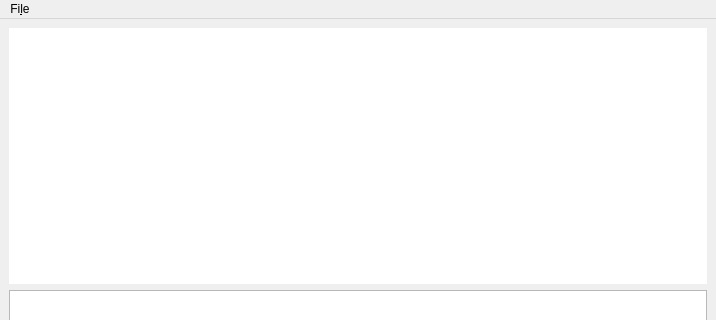
Before: the Qt Designer form ui/mainwindow.ui in orestesmas/pycirkuit, drawn with Qt 5; both pictures show x 0 to 716 and y 0 to 320 of the 716 by 604 pixel window.
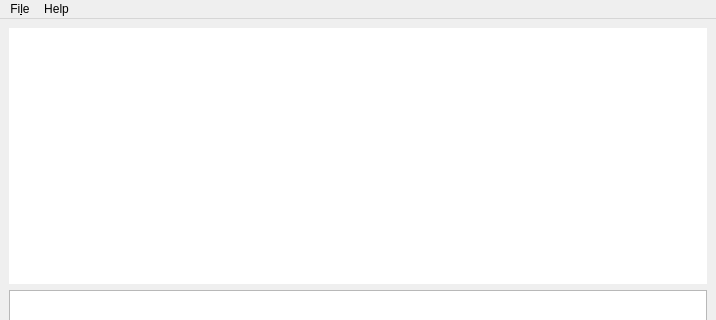
After: the same form once the commit is applied. Icons and pictures are not drawn.

Diff of the .ui file:
```diff
--- a/ui/mainwindow.ui
+++ b/ui/mainwindow.ui
@@ -73,7 +73,7 @@
      <x>0</x>
      <y>0</y>
      <width>716</width>
-     <height>34</height>
+     <height>36</height>
     </rect>
    </property>
    <widget class="QMenu" name="menuFile">
@@ -83,7 +83,15 @@
     <addaction name="actionOpen"/>
     <addaction name="actionQuit"/>
    </widget>
+   <widget class="QMenu" name="menuHelp">
+    <property name="title">
+     <string>Help</string>
+    </property>
+    <addaction name="separator"/>
+    <addaction name="actionAbout_PyCirkuit"/>
+   </widget>
    <addaction name="menuFile"/>
+   <addaction name="menuHelp"/>
   </widget>
   <widget class="QStatusBar" name="statusbar"/>
   <action name="actionQuit">
```
Left out of the diff: 13 changed lines with no effect on the pictures.
